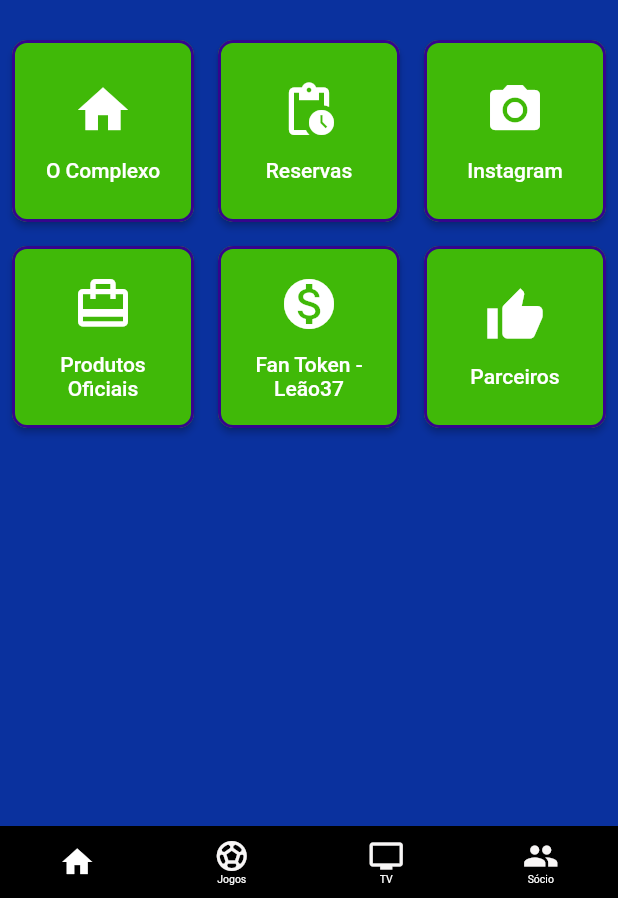
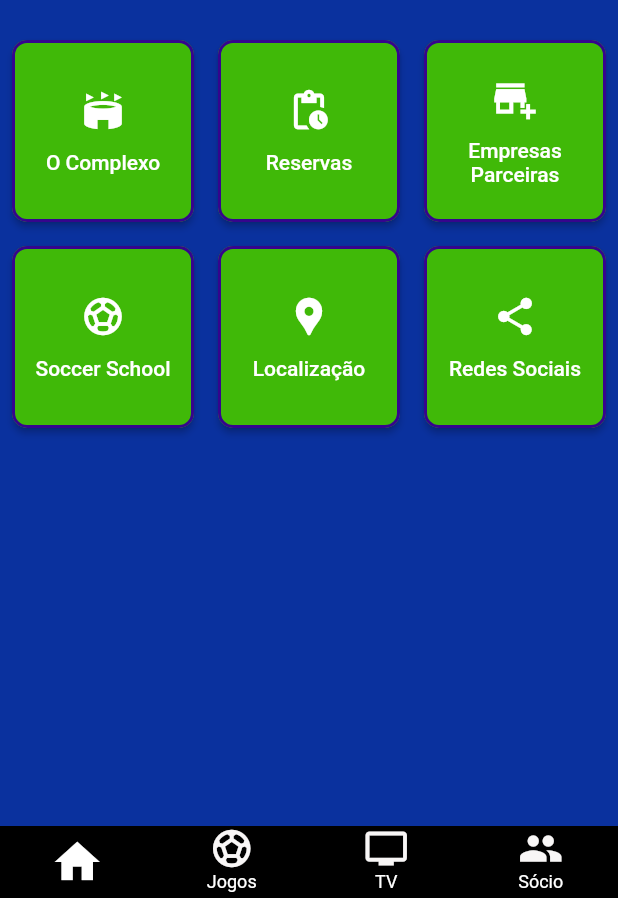
Before and after one commit to ramonabreu-data/DeResenha_App, a Flutter app: the screen it shows after launch, on a phone screen of 412 x 824 dp, the part 338-1236 px from its top. Run offline on Flutter 3.47's test engine with Material 2 defaults, Android fonts, the phone set to English and light mode, and no system bars; network calls fail.

Commit message:
Alterações botões e barra inferior

```diff
--- a/de_resenha_app/lib/homeScreen.dart
+++ b/de_resenha_app/lib/homeScreen.dart
@@ -38,8 +38,8 @@ class _HomeScreenState extends State<HomeScreen> {
               width: 2,
             ),
           ),
-          padding: EdgeInsets.all(15), // Espaçamento interno aumentado
-          minimumSize: Size(150, 150), // Tamanho mínimo dos botões
+          padding: EdgeInsets.all(15),
+          minimumSize: Size(100, 100),
         ),
         child: Column(
           mainAxisAlignment: MainAxisAlignment.center,
@@ -47,7 +47,7 @@ class _HomeScreenState extends State<HomeScreen> {
             Icon(
               icon,
               color: Colors.white,
-              size: 40, // Tamanho do ícone aumentado
+              size: 30,
             ),
             SizedBox(height: 12),
             Text(
@@ -99,14 +99,14 @@ class _HomeScreenState extends State<HomeScreen> {
                   children: [
                     SizedBox(height: 5),
                     GridView.count(
-                      crossAxisCount: 3, // 2 colunas por linha
-                      childAspectRatio: 1, // Proporção dos botões
+                      crossAxisCount: 3,
+                      childAspectRatio: 1,
                       physics: NeverScrollableScrollPhysics(),
                       shrinkWrap: true,
                       children: [
                         _buildButton(
                           text: 'O Complexo',
-                          icon: Icons.home,
+                          icon: Icons.stadium,
                           url: 'https://www.nossoclube.com.br',
                         ),
                         _buildButton(
@@ -116,27 +116,27 @@ class _HomeScreenState extends State<HomeScreen> {
                               'https://wa.me/5586981568628?text=Ol%C3%A1%2C+gostaria+de+saber+mais+sobre+o+programa+de+s%C3%B3cios+do+EC+Flamengo.+',
                         ),
                         _buildButton(
-                          text: 'Instagram',
-                          icon: Icons.camera_alt,
+                          text: 'Empresas Parceiras',
+                          icon: Icons.add_business,
                           url:
                               'https://instagram.com/ec.flamengopi?igshid=MzRlODBiNWFlZA==',
                         ),
                         _buildButton(
-                          text: 'Produtos Oficiais',
-                          icon: Icons.card_travel,
+                          text: 'Soccer School',
+                          icon: Icons.sports_soccer,
                           url:
                               'https://leao37.lojavirtualnuvem.com.br/?exit_preview_theme_installation=true',
                         ),
                         _buildButton(
-                          text: 'Fan Token - Leão37',
-                          icon: Icons.monetization_on_sharp,
+                          text: 'Localização',
+                          icon: Icons.location_pin,
                           url:
-                              'https://leao37.lojavirtualnuvem.com.br/produtos/leao-37-fan-token/',
+                              'https://www.google.com/maps/place/De+Resenha+Sports+Club/@-5.1216508,-42.8030985,15z/data=!4m6!3m5!1s0x78e37c98488649b:0xceb70ef0a0996c72!8m2!3d-5.1216508!4d-42.8030985!16s%2Fg%2F11h84rbtc4?entry=ttu',
                         ),
                         _buildButton(
-                          text: 'Parceiros',
-                          icon: Icons.thumb_up,
-                          url: '', // Adicione a URL apropriada aqui
+                          text: 'Redes Sociais',
+                          icon: Icons.share,
+                          url: 'https://www.instagram.com/deresenha/',
                         ),
                       ],
                     ),
@@ -153,7 +153,10 @@ class _HomeScreenState extends State<HomeScreen> {
         child: Row(
           mainAxisAlignment: MainAxisAlignment.spaceAround,
           children: [
-            IconButton(
+            Container(
+              width: 70,
+              child: IconButton(
+                iconSize: 36,
                 icon: Icon(Icons.home),
                 color: _selectedIndex == 0 ? Colors.white : Colors.grey,
                 onPressed: () {
@@ -166,14 +169,22 @@ class _HomeScreenState extends State<HomeScreen> {
                     MaterialPageRoute(builder: (context) => HomeScreen()),
                   );
                 },
+                tooltip: 'Home',
+                alignment: Alignment.center,
+                padding: EdgeInsets.all(0),
+                splashRadius: 1,
               ),
-            IconButton(
+            ),
+            Container(
+              width: 70,
+              child: IconButton(
+                iconSize: 30,
                 icon: Column(
                   children: [
                     Icon(Icons.sports_soccer),
                     Text(
                       'Jogos',
-                    style: TextStyle(fontSize: 7, color: Colors.white),
+                      style: TextStyle(fontSize: 12, color: Colors.white),
                     ),
                   ],
                 ),
@@ -184,29 +195,37 @@ class _HomeScreenState extends State<HomeScreen> {
                   setState(() {
                     _selectedIndex = 2;
                   });
-                // Navegar para a página de TV (TvScreen)
+                  // Navegar para a página de Jogos (JogosScreen)
                   Navigator.push(
                     context,
                     MaterialPageRoute(builder: (context) => TvScreen()),
                   );
                 },
+                tooltip: 'Jogos',
+                alignment: Alignment.center,
+                padding: EdgeInsets.all(0),
+                splashRadius: 1,
               ),
-            IconButton(
+            ),
+            Container(
+              width: 70,
+              child: IconButton(
+                iconSize: 30,
                 icon: Column(
                   children: [
                     Icon(Icons.tv),
                     Text(
                       'TV',
-                    style: TextStyle(fontSize: 7, color: Colors.white),
+                      style: TextStyle(fontSize: 12, color: Colors.white),
                     ),
                   ],
                 ),
-              color: _selectedIndex == 5
+                color: _selectedIndex == 3
                     ? Colors.white
                     : Color.fromARGB(255, 248, 246, 246),
                 onPressed: () {
                   setState(() {
-                  _selectedIndex = 2;
+                    _selectedIndex = 3;
                   });
                   // Navegar para a página de TV (TvScreen)
                   Navigator.push(
@@ -214,30 +233,43 @@ class _HomeScreenState extends State<HomeScreen> {
                     MaterialPageRoute(builder: (context) => TvScreen()),
                   );
                 },
+                tooltip: 'TV',
+                alignment: Alignment.center,
+                padding: EdgeInsets.all(0),
+                splashRadius: 1,
               ),
-            IconButton(
+            ),
+            Container(
+              width: 70,
+              child: IconButton(
+                iconSize: 30,
                 icon: Column(
                   children: [
                     Icon(Icons.group),
                     Text(
                       'Sócio',
-                    style: TextStyle(fontSize: 7, color: Colors.white),
+                      style: TextStyle(fontSize: 12, color: Colors.white),
                     ),
                   ],
                 ),
-              color: _selectedIndex == 2
+                color: _selectedIndex == 4
                     ? Colors.white
                     : Color.fromARGB(255, 248, 246, 246),
                 onPressed: () {
                   setState(() {
-                  _selectedIndex = 2;
+                    _selectedIndex = 4;
                   });
-                // Navegar para a página de TV (TvScreen)
+                  // Navegar para a página de Sócio (SocioScreen)
                   Navigator.push(
                     context,
                     MaterialPageRoute(builder: (context) => SocioScreen()),
                   );
                 },
+                tooltip: 'Sócio',
+                alignment: Alignment.center,
+                padding: EdgeInsets.all(0),
+                splashRadius: 1,
+              ),
             ),
           ],
         ),
```
Lines whose indentation alone changed are shown as unchanged.
